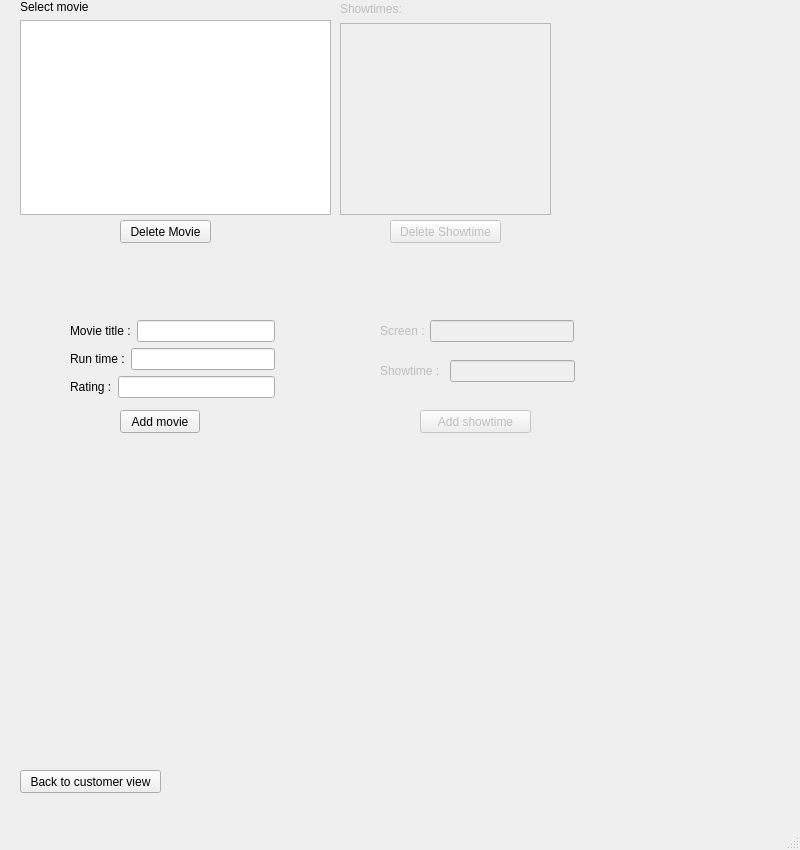
Before: the Qt Designer form staffwindow.ui in Aurux/movieReservation, drawn with Qt 5.
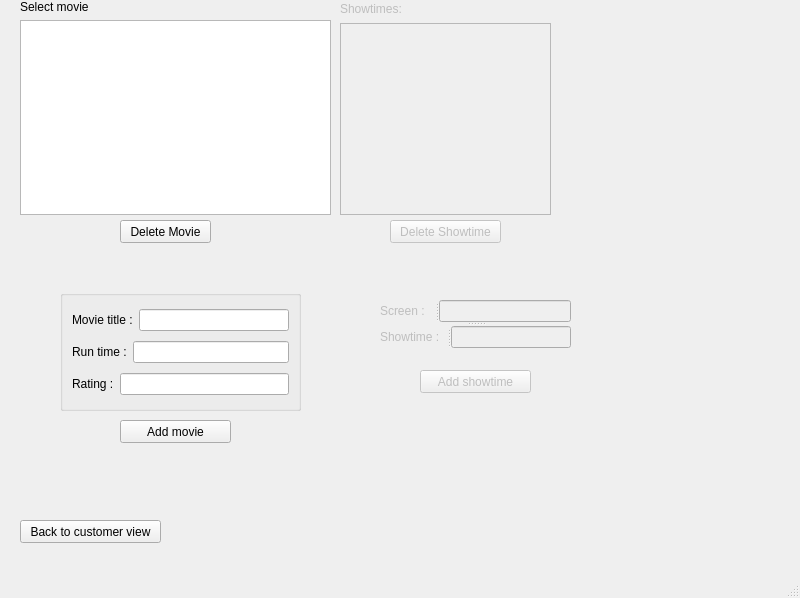
After: the same form once the commit is applied. Icons and pictures are not drawn.

Commit message: staff window ui update

What changed in the file:
```diff
--- a/staffwindow.ui
+++ b/staffwindow.ui
@@ -7,7 +7,7 @@
     <x>0</x>
     <y>0</y>
     <width>800</width>
-    <height>850</height>
+    <height>598</height>
    </rect>
   </property>
   <property name="palette">
@@ -107,7 +107,7 @@
     <property name="geometry">
      <rect>
       <x>20</x>
-      <y>770</y>
+      <y>520</y>
       <width>141</width>
       <height>23</height>
      </rect>
@@ -145,70 +145,12 @@
      <string>Delete Showtime</string>
     </property>
    </widget>
-   <widget class="QLineEdit" name="screenIDText">
-    <property name="enabled">
-     <bool>false</bool>
-    </property>
-    <property name="geometry">
-     <rect>
-      <x>430</x>
-      <y>320</y>
-      <width>144</width>
-      <height>22</height>
-     </rect>
-    </property>
-   </widget>
-   <widget class="QLineEdit" name="showtimeText">
-    <property name="enabled">
-     <bool>false</bool>
-    </property>
-    <property name="geometry">
-     <rect>
-      <x>450</x>
-      <y>360</y>
-      <width>125</width>
-      <height>22</height>
-     </rect>
-    </property>
-   </widget>
-   <widget class="QLabel" name="showtimeLabel">
-    <property name="enabled">
-     <bool>false</bool>
-    </property>
-    <property name="geometry">
-     <rect>
-      <x>380</x>
-      <y>360</y>
-      <width>71</width>
-      <height>22</height>
-     </rect>
-    </property>
-    <property name="text">
-     <string>Showtime :</string>
-    </property>
-   </widget>
-   <widget class="QLabel" name="screenLabel">
-    <property name="enabled">
-     <bool>false</bool>
-    </property>
-    <property name="geometry">
-     <rect>
-      <x>380</x>
-      <y>320</y>
-      <width>51</width>
-      <height>21</height>
-     </rect>
-    </property>
-    <property name="text">
-     <string>Screen :</string>
-    </property>
-   </widget>
    <widget class="QPushButton" name="addMovieBtn">
     <property name="geometry">
      <rect>
       <x>120</x>
-      <y>410</y>
-      <width>80</width>
+      <y>420</y>
+      <width>111</width>
       <height>23</height>
      </rect>
     </property>
@@ -297,7 +239,7 @@
     <property name="geometry">
      <rect>
       <x>420</x>
-      <y>410</y>
+      <y>370</y>
       <width>111</width>
       <height>23</height>
      </rect>
@@ -315,13 +257,13 @@
      <bool>false</bool>
     </property>
    </widget>
-   <widget class="QWidget" name="">
+   <widget class="QGroupBox" name="groupBox">
     <property name="geometry">
      <rect>
-      <x>70</x>
-      <y>320</y>
-      <width>205</width>
-      <height>81</height>
+      <x>60</x>
+      <y>290</y>
+      <width>241</width>
+      <height>121</height>
      </rect>
     </property>
     <layout class="QVBoxLayout" name="verticalLayout_2">
@@ -369,6 +311,55 @@
      </item>
     </layout>
    </widget>
+   <widget class="QSplitter" name="splitter_3">
+    <property name="geometry">
+     <rect>
+      <x>380</x>
+      <y>300</y>
+      <width>191</width>
+      <height>48</height>
+     </rect>
+    </property>
+    <property name="orientation">
+     <enum>Qt::Vertical</enum>
+    </property>
+    <widget class="QSplitter" name="splitter_2">
+     <property name="orientation">
+      <enum>Qt::Horizontal</enum>
+     </property>
+     <widget class="QLabel" name="screenLabel">
+      <property name="enabled">
+       <bool>false</bool>
+      </property>
+      <property name="text">
+       <string>Screen :</string>
+      </property>
+     </widget>
+     <widget class="QLineEdit" name="screenIDText">
+      <property name="enabled">
+       <bool>false</bool>
+      </property>
+     </widget>
+    </widget>
+    <widget class="QSplitter" name="splitter">
+     <property name="orientation">
+      <enum>Qt::Horizontal</enum>
+     </property>
+     <widget class="QLabel" name="showtimeLabel">
+      <property name="enabled">
+       <bool>false</bool>
+      </property>
+      <property name="text">
+       <string>Showtime :</string>
+      </property>
+     </widget>
+     <widget class="QLineEdit" name="showtimeText">
+      <property name="enabled">
+       <bool>false</bool>
+      </property>
+     </widget>
+    </widget>
+   </widget>
   </widget>
   <widget class="QMenuBar" name="menubar">
    <property name="geometry">
```
